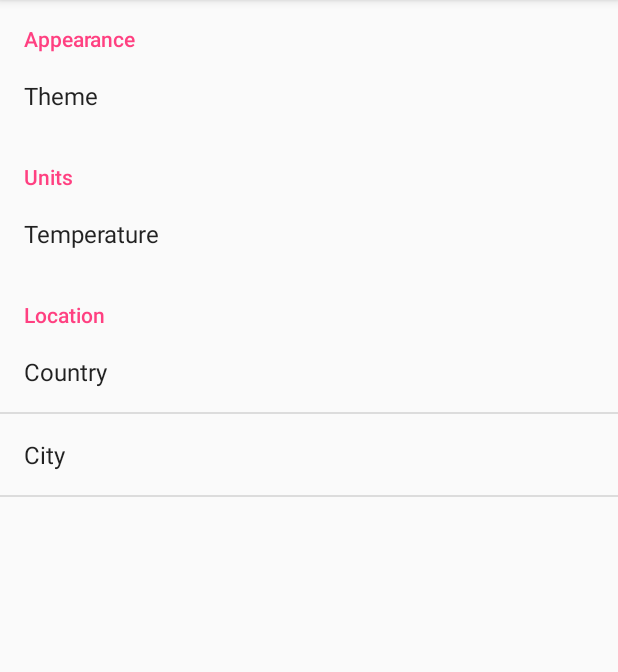
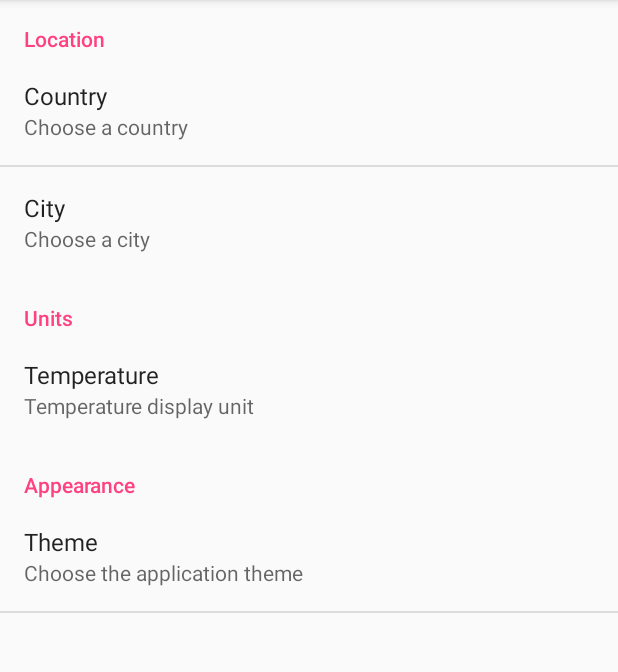
Before and after one commit to Mostafa-MA-Saleh/YAWA, an Android app: the fragment SettingsFragment shown on its own in the app's theme, on a phone screen of 412 x 824 dp, the part 84-756 px from its top. Run offline under Robolectric (Android 15) with nearby library versions, the phone set to English and light mode, and no system bars; network calls fail.

Commit message:
Updated settings activity

```diff
--- a/app/src/main/AndroidManifest.xml
+++ b/app/src/main/AndroidManifest.xml
@@ -14,9 +14,7 @@
         android:supportsRtl="true"
         android:theme="@style/AppTheme"
         tools:ignore="GoogleAppIndexingWarning">
-        <activity
-            android:name=".activities.MainActivity"
-            android:label="@string/app_name_long">
+        <activity android:name=".activities.MainActivity">
             <intent-filter>
                 <action android:name="android.intent.action.MAIN" />
 
@@ -25,6 +23,7 @@
         </activity>
         <activity
             android:name=".activities.SettingsActivity"
+            android:label="@string/settings"
             android:parentActivityName=".activities.MainActivity" />
     </application>
 
--- a/app/src/main/java/com/gmail/mostafa/ma/saleh/yawa/activities/MainActivity.java
+++ b/app/src/main/java/com/gmail/mostafa/ma/saleh/yawa/activities/MainActivity.java
@@ -42,15 +42,15 @@ public class MainActivity extends AppCompatActivity {
     @BindView(R.id.tv_temp_min) TextView tvTempMin;
     @BindView(R.id.tv_description) TextView tvDescription;
     @BindView(R.id.img_weather_icon) ImageView imgWeatherIcon;
-    private SharedPreferences preferences;
     private DaysRecyclerAdapter daysRecyclerAdapter;
 
     @Override
     protected void onCreate(Bundle savedInstanceState) {
         super.onCreate(savedInstanceState);
-        preferences = PreferenceManager.getDefaultSharedPreferences(this);
+        SharedPreferences preferences = PreferenceManager.getDefaultSharedPreferences(this);
         setTheme(Utility.getTheme(Integer.parseInt(preferences.getString("theme", "0"))));
         setContentView(R.layout.activity_main);
+        setTitle(R.string.app_name_long);
         ButterKnife.bind(this);
         assert getSupportActionBar() != null;
         getSupportActionBar().setDisplayShowHomeEnabled(true);
@@ -62,7 +62,7 @@ public class MainActivity extends AppCompatActivity {
         rvDays.setLayoutManager(new LinearLayoutManager(this));
         String requestURL =
                 "http://api.openweathermap.org/data/2.5/forecast/daily?id=" +
-                        preferences.getString("country", "524901") +
+                        preferences.getString("city", "524901") +
                         preferences.getString("temp_unit", "&units=metric") +
                         "&cnt=16" +
                         "&APPID=026ee82032707259db948706d2c48df2";
--- a/app/src/main/res/xml/preferences.xml
+++ b/app/src/main/res/xml/preferences.xml
@@ -1,13 +1,16 @@
 <?xml version="1.0" encoding="utf-8"?>
 <PreferenceScreen xmlns:android="http://schemas.android.com/apk/res/android">
 
-    <PreferenceCategory android:title="Appearance">
-        <ListPreference
-            android:defaultValue="@string/default_theme"
-            android:entries="@array/themes"
-            android:entryValues="@array/themes_values"
-            android:key="theme"
-            android:title="@string/theme" />
+    <PreferenceCategory android:title="Location">
+        <Preference
+            android:key="country"
+            android:summary="Choose a country"
+            android:title="Country" />
+        <Preference
+            android:dependency="country"
+            android:key="city"
+            android:summary="Choose a city"
+            android:title="City" />
     </PreferenceCategory>
 
     <PreferenceCategory android:title="Units">
@@ -16,17 +19,18 @@
             android:entries="@array/temp_units"
             android:entryValues="@array/temp_units_values"
             android:key="temp_unit"
+            android:summary="Temperature display unit "
             android:title="Temperature" />
     </PreferenceCategory>
 
-    <PreferenceCategory android:title="Location">
-        <Preference
-            android:key="country"
-            android:title="Country" />
-        <Preference
-            android:dependency="country"
-            android:key="city"
-            android:title="City" />
+    <PreferenceCategory android:title="Appearance">
+        <ListPreference
+            android:defaultValue="@string/default_theme"
+            android:entries="@array/themes"
+            android:entryValues="@array/themes_values"
+            android:key="theme"
+            android:summary="Choose the application theme"
+            android:title="@string/theme" />
     </PreferenceCategory>
 
 </PreferenceScreen>
```
Also changed, not shown: app/src/main/java/com/countrypicker/CountryPicker.java (+7 -11 lines), app/src/main/java/com/gmail/mostafa/ma/saleh/yawa/fragments/SettingsFragment.java (+57 -28 lines), app/src/main/java/com/gmail/mostafa/ma/saleh/yawa/utilities/Utility.java (+1 -27 lines).
